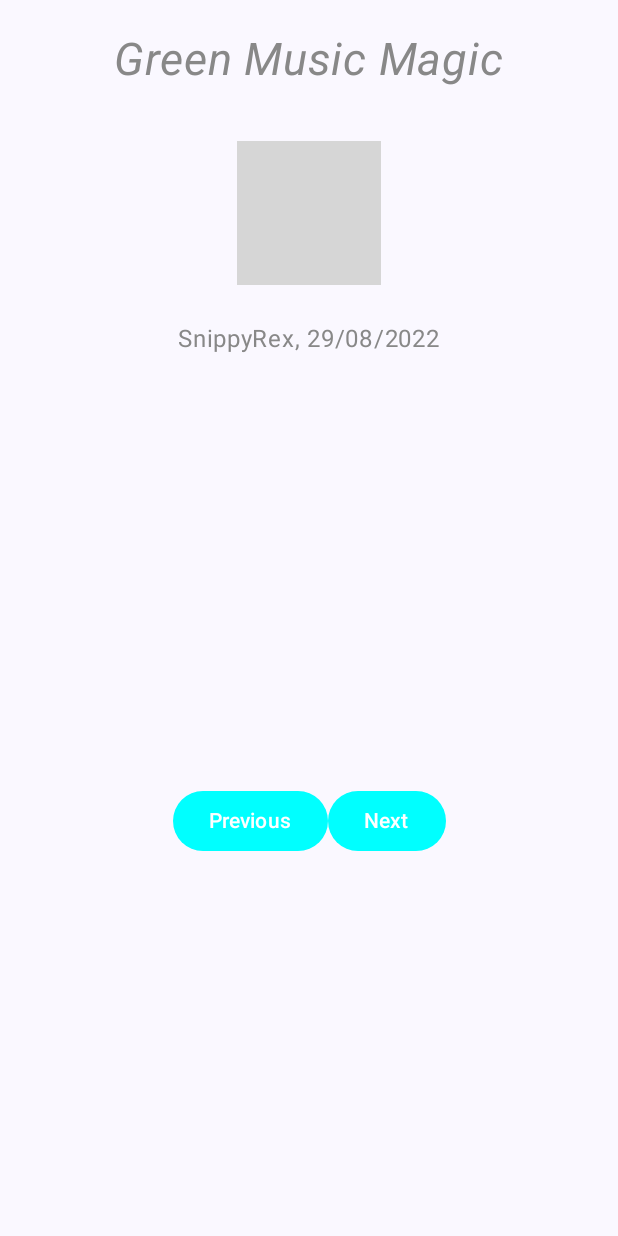
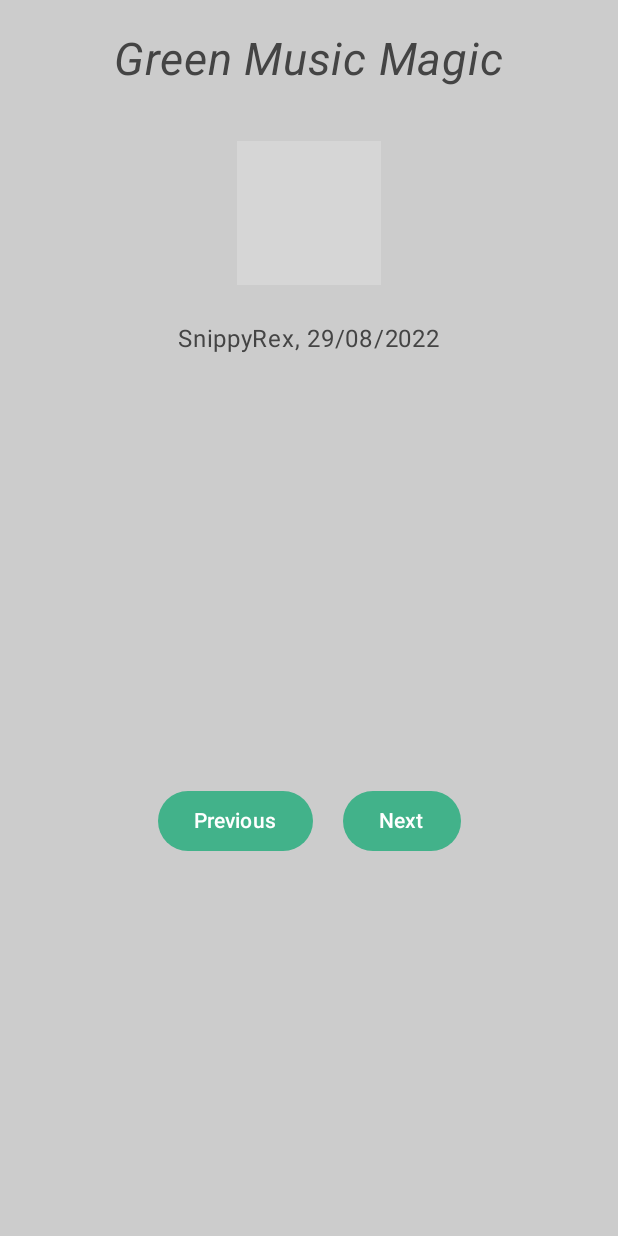
Before and after one commit to FeKent/Art-Space, an Android app built with Jetpack Compose: the screen it shows after launch (MainActivity), on a phone screen of 412 x 824 dp. Run offline under Robolectric (Android 15) with nearby library versions, the phone set to English and light mode, and no system bars; grey boxes are pictures that could not be loaded.

Commit message:
Optimize file & remove unused code & update UI styling

```diff
--- a/app/src/main/java/com/example/artspace/MainActivity.kt
+++ b/app/src/main/java/com/example/artspace/MainActivity.kt
@@ -4,41 +4,36 @@ import android.os.Bundle
 import androidx.activity.ComponentActivity
 import androidx.activity.compose.setContent
 import androidx.compose.foundation.Image
+import androidx.compose.foundation.border
 import androidx.compose.foundation.layout.Arrangement
 import androidx.compose.foundation.layout.Column
-import androidx.compose.foundation.layout.PaddingValues
 import androidx.compose.foundation.layout.Row
 import androidx.compose.foundation.layout.Spacer
 import androidx.compose.foundation.layout.fillMaxSize
 import androidx.compose.foundation.layout.height
 import androidx.compose.foundation.layout.padding
+import androidx.compose.foundation.layout.width
 import androidx.compose.foundation.layout.wrapContentSize
 import androidx.compose.foundation.shape.RoundedCornerShape
 import androidx.compose.material3.Button
 import androidx.compose.material3.ButtonDefaults
-import androidx.compose.material3.CenterAlignedTopAppBar
-import androidx.compose.material3.ExperimentalMaterial3Api
-import androidx.compose.material3.MaterialTheme
-import androidx.compose.material3.Scaffold
 import androidx.compose.material3.Surface
 import androidx.compose.material3.Text
-import androidx.compose.material3.TopAppBarDefaults
 import androidx.compose.runtime.Composable
+import androidx.compose.runtime.getValue
 import androidx.compose.runtime.mutableStateOf
 import androidx.compose.runtime.remember
+import androidx.compose.runtime.setValue
 import androidx.compose.ui.Alignment
 import androidx.compose.ui.Modifier
 import androidx.compose.ui.graphics.Color
 import androidx.compose.ui.res.painterResource
 import androidx.compose.ui.res.stringResource
-import androidx.compose.ui.text.font.FontWeight
+import androidx.compose.ui.text.font.FontStyle
 import androidx.compose.ui.tooling.preview.Preview
 import androidx.compose.ui.unit.dp
 import androidx.compose.ui.unit.sp
 import com.example.artspace.ui.theme.ArtSpaceTheme
-import androidx.compose.runtime.getValue
-import androidx.compose.runtime.setValue
-import androidx.compose.ui.text.font.FontStyle
 
 class MainActivity : ComponentActivity() {
     override fun onCreate(savedInstanceState: Bundle?) {
@@ -48,7 +43,7 @@ class MainActivity : ComponentActivity() {
                 // A surface container using the 'background' color from the theme
                 Surface(
                     modifier = Modifier.fillMaxSize(),
-                    color = MaterialTheme.colorScheme.background
+                    color = Color.LightGray
                 ) {
                     ArtSpaceScreen()
                 }
@@ -57,29 +52,6 @@ class MainActivity : ComponentActivity() {
     }
 }
 
-
-//@OptIn(ExperimentalMaterial3Api::class)
-//@Preview(showBackground = true)
-//@Composable
-//fun ArtSpaceApp() {
-//
-//    Scaffold(topBar = {
-//        CenterAlignedTopAppBar(
-//            title = {
-//                Text(
-//                    text = stringResource(id = R.string.app_name),
-//                    fontSize = 30.sp,
-//                    color = Color.Black,
-//                    fontWeight = FontWeight.Bold
-//                )
-//            },
-//            colors = TopAppBarDefaults.mediumTopAppBarColors(
-//                containerColor = Color(66, 178, 138)
-//            ),
-//        )
-//    }, content = ArtSpaceScreen()
-//    )
-//}
 
 @Composable
 fun ArtSpaceLayout(
@@ -99,7 +71,7 @@ fun ArtSpaceLayout(
         Text(
             text = stringResource(artworkTitle),
             fontSize = 30.sp,
-            color = Color.Gray,
+            color = Color.DarkGray,
             fontStyle = FontStyle.Italic
         )
         Spacer(modifier = Modifier.height(12.dp))
@@ -109,9 +81,10 @@ fun ArtSpaceLayout(
             modifier = Modifier
                 .wrapContentSize()
                 .padding(24.dp)
+                .border(15.dp,Color.White)
         )
 //        Spacer(modifier = Modifier.height(32.dp))
-        Text(text = stringResource(artworkInfo), color = Color.Gray)
+        Text(text = stringResource(artworkInfo), color = Color.DarkGray)
         Spacer(modifier = Modifier.height(32.dp))
         Row(
             horizontalArrangement = Arrangement.Center,
@@ -120,14 +93,15 @@ fun ArtSpaceLayout(
         ) {
             Button(
                 onClick = { backButton() },
-                colors = ButtonDefaults.buttonColors(Color.Cyan),
+                colors = ButtonDefaults.buttonColors(Color(66, 178, 138)),
                 shape = RoundedCornerShape(48.dp)
             ) {
                 Text(text = "Previous")
             }
+            Spacer(modifier = Modifier.width(20.dp))
             Button(
                 onClick = { nextButton() },
-                colors = ButtonDefaults.buttonColors(Color.Cyan),
+                colors = ButtonDefaults.buttonColors(Color(66, 178, 138)),
                 shape = RoundedCornerShape(48.dp)
             ) {
                 Text(text = "Next")
@@ -138,7 +112,7 @@ fun ArtSpaceLayout(
     }
 }
 
-@Preview(showBackground = true)
+@Preview(showBackground = true, backgroundColor = 0xFFD3D3D3)
 @Composable
 fun ArtSpaceScreen() {
     var currentStep by remember { mutableStateOf(0) }
--- a/app/src/main/java/com/example/artspace/ui/theme/Color.kt
+++ b/app/src/main/java/com/example/artspace/ui/theme/Color.kt
@@ -9,3 +9,5 @@ val Pink80 = Color(0xFFEFB8C8)
 val Purple40 = Color(0xFF6650a4)
 val PurpleGrey40 = Color(0xFF625b71)
 val Pink40 = Color(0xFF7D5260)
+
+val Gray10 = Color(0xFFD3D3D3)
--- a/app/src/main/java/com/example/artspace/ui/theme/Theme.kt
+++ b/app/src/main/java/com/example/artspace/ui/theme/Theme.kt
@@ -16,12 +16,14 @@ import androidx.compose.ui.platform.LocalView
 import androidx.core.view.WindowCompat
 
 private val DarkColorScheme = darkColorScheme(
+    background = Gray10,
     primary = Purple80,
     secondary = PurpleGrey80,
     tertiary = Pink80
 )
 
 private val LightColorScheme = lightColorScheme(
+    background = Gray10,
     primary = Purple40,
     secondary = PurpleGrey40,
     tertiary = Pink40
```
